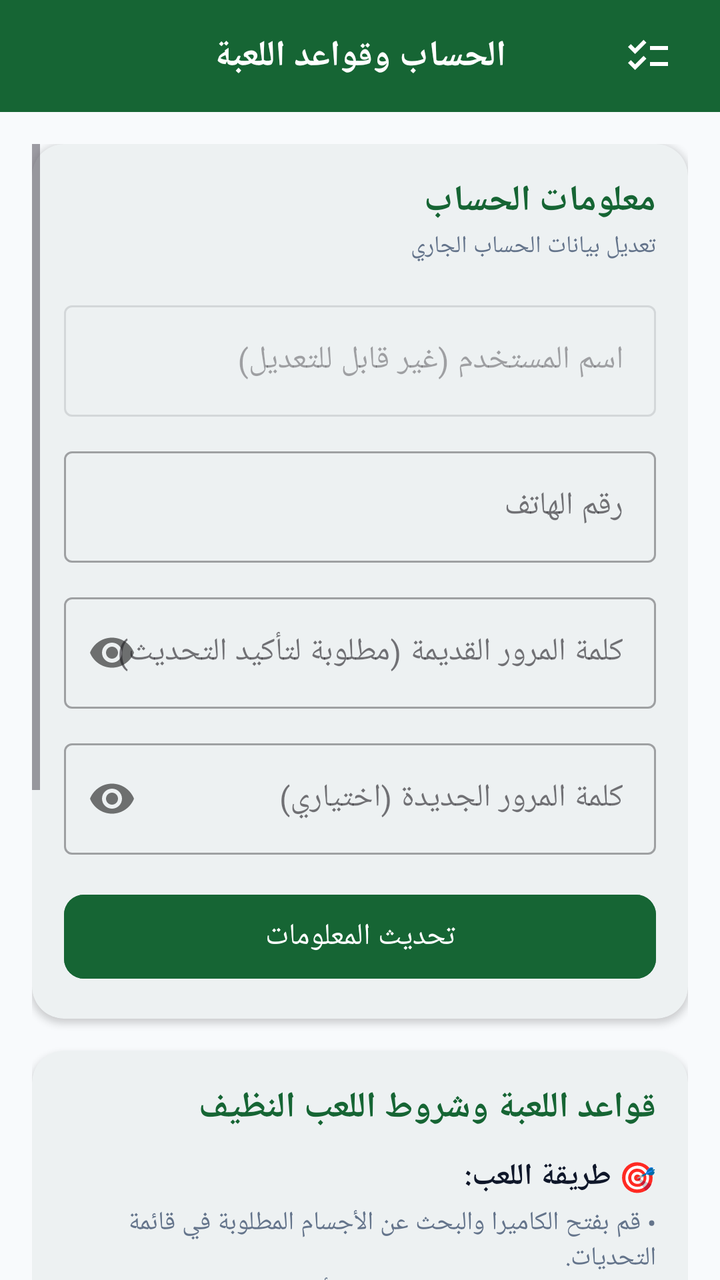
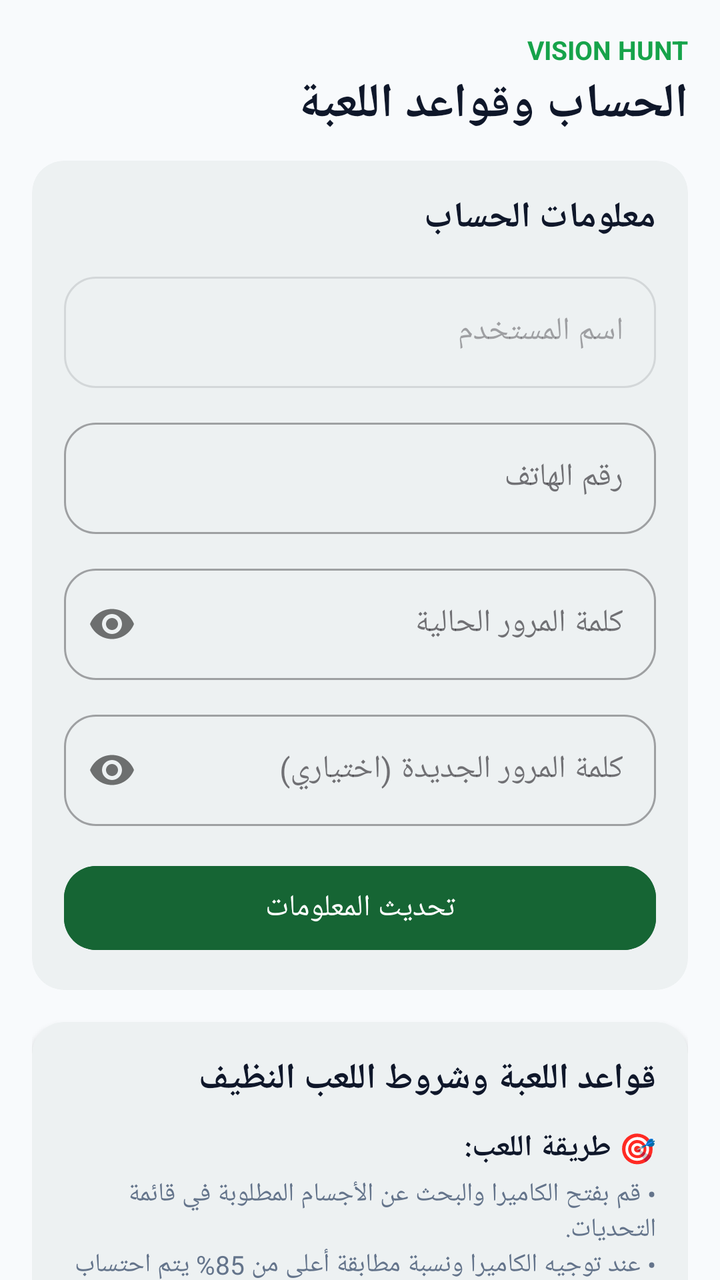

An Android layout rendered at two revisions. The XML below is the earlier revision; the diff shows what the commit changed to produce the second picture.
<!-- AndroidManifest.xml: activity theme Theme.VisionHuntOnline -->
<!-- res/layout/activity_profile.xml -->
<?xml version="1.0" encoding="utf-8"?>
<LinearLayout xmlns:android="http://schemas.android.com/apk/res/android"
    xmlns:app="http://schemas.android.com/apk/res-auto"
    android:layout_width="match_parent"
    android:layout_height="match_parent"
    android:background="@color/screen_background"
    android:fitsSystemWindows="true"
    android:layoutDirection="rtl"
    android:orientation="vertical"
    android:textDirection="rtl">

    
    <RelativeLayout
        android:layout_width="match_parent"
        android:layout_height="56dp"
        android:background="#166534"
        android:paddingHorizontal="16dp">

        <ImageButton
            android:id="@+id/btn_back"
            android:layout_width="40dp"
            android:layout_height="40dp"
            android:layout_alignParentStart="true"
            android:layout_centerVertical="true"
            android:background="?attr/selectableItemBackgroundBorderless"
            android:contentDescription="رجوع"
            android:src="@drawable/ic_checklist"
            app:tint="#FFFFFF" />

        <TextView
            android:layout_width="wrap_content"
            android:layout_height="wrap_content"
            android:layout_centerInParent="true"
            android:text="الحساب وقواعد اللعبة"
            android:textColor="#FFFFFF"
            android:textSize="18sp"
            android:textStyle="bold" />

    </RelativeLayout>

    <ScrollView
        android:layout_width="match_parent"
        android:layout_height="0dp"
        android:layout_weight="1"
        android:clipToPadding="false"
        android:padding="16dp">

        <LinearLayout
            android:layout_width="match_parent"
            android:layout_height="wrap_content"
            android:orientation="vertical">

            
            <com.google.android.material.card.MaterialCardView
                android:layout_width="match_parent"
                android:layout_height="wrap_content"
                android:layout_marginBottom="16dp"
                app:cardCornerRadius="16dp"
                app:cardElevation="2dp"
                app:strokeWidth="0dp">

                <LinearLayout
                    android:layout_width="match_parent"
                    android:layout_height="wrap_content"
                    android:orientation="vertical"
                    android:padding="16dp">

                    <TextView
                        android:layout_width="wrap_content"
                        android:layout_height="wrap_content"
                        android:text="معلومات الحساب"
                        android:textColor="#166534"
                        android:textSize="18sp"
                        android:textStyle="bold" />

                    <TextView
                        android:layout_width="wrap_content"
                        android:layout_height="wrap_content"
                        android:layout_marginTop="2dp"
                        android:layout_marginBottom="16dp"
                        android:text="تعديل بيانات الحساب الجاري"
                        android:textColor="@color/text_secondary"
                        android:textSize="12sp" />

                    
                    <com.google.android.material.textfield.TextInputLayout
                        style="@style/Widget.MaterialComponents.TextInputLayout.OutlinedBox"
                        android:layout_width="match_parent"
                        android:layout_height="wrap_content"
                        android:enabled="false"
                        android:hint="اسم المستخدم (غير قابل للتعديل)">

                        <com.google.android.material.textfield.TextInputEditText
                            android:id="@+id/et_username"
                            android:layout_width="match_parent"
                            android:layout_height="wrap_content"
                            android:focusable="false"
                            android:inputType="none"
                            android:textColor="@color/text_primary" />

                    </com.google.android.material.textfield.TextInputLayout>

                    
                    <com.google.android.material.textfield.TextInputLayout
                        style="@style/Widget.MaterialComponents.TextInputLayout.OutlinedBox"
                        android:layout_width="match_parent"
                        android:layout_height="wrap_content"
                        android:layout_marginTop="12dp"
                        android:hint="رقم الهاتف">

                        <com.google.android.material.textfield.TextInputEditText
                            android:id="@+id/et_phone"
                            android:layout_width="match_parent"
                            android:layout_height="wrap_content"
                            android:inputType="phone" />

                    </com.google.android.material.textfield.TextInputLayout>

                    
                    <com.google.android.material.textfield.TextInputLayout
                        style="@style/Widget.MaterialComponents.TextInputLayout.OutlinedBox"
                        android:layout_width="match_parent"
                        android:layout_height="wrap_content"
                        android:layout_marginTop="12dp"
                        android:hint="كلمة المرور القديمة (مطلوبة لتأكيد التحديث)"
                        app:passwordToggleEnabled="true">

                        <com.google.android.material.textfield.TextInputEditText
                            android:id="@+id/et_old_password"
                            android:layout_width="match_parent"
                            android:layout_height="wrap_content"
                            android:inputType="textPassword" />

                    </com.google.android.material.textfield.TextInputLayout>

                    
                    <com.google.android.material.textfield.TextInputLayout
                        style="@style/Widget.MaterialComponents.TextInputLayout.OutlinedBox"
                        android:layout_width="match_parent"
                        android:layout_height="wrap_content"
                        android:layout_marginTop="12dp"
                        android:hint="كلمة المرور الجديدة (اختياري)"
                        app:passwordToggleEnabled="true">

                        <com.google.android.material.textfield.TextInputEditText
                            android:id="@+id/et_new_password"
                            android:layout_width="match_parent"
                            android:layout_height="wrap_content"
                            android:inputType="textPassword" />

                    </com.google.android.material.textfield.TextInputLayout>

                    
                    <com.google.android.material.button.MaterialButton
                        android:id="@+id/btn_update_profile"
                        android:layout_width="match_parent"
                        android:layout_height="50dp"
                        android:layout_marginTop="16dp"
                        android:backgroundTint="#166534"
                        android:text="تحديث المعلومات"
                        android:textSize="15sp"
                        app:cornerRadius="10dp" />

                    <com.google.android.material.progressindicator.CircularProgressIndicator
                        android:id="@+id/progress_profile"
                        android:layout_width="wrap_content"
                        android:layout_height="wrap_content"
                        android:layout_gravity="center_horizontal"
                        android:layout_marginTop="12dp"
                        android:indeterminate="true"
                        android:visibility="gone"
                        app:indicatorColor="#166534" />

                </LinearLayout>

            </com.google.android.material.card.MaterialCardView>

            
            <com.google.android.material.card.MaterialCardView
                android:layout_width="match_parent"
                android:layout_height="wrap_content"
                android:layout_marginBottom="16dp"
                app:cardCornerRadius="16dp"
                app:cardElevation="2dp"
                app:strokeWidth="0dp">

                <LinearLayout
                    android:layout_width="match_parent"
                    android:layout_height="wrap_content"
                    android:orientation="vertical"
                    android:padding="16dp">

                    <TextView
                        android:layout_width="wrap_content"
                        android:layout_height="wrap_content"
                        android:text="قواعد اللعبة وشروط اللعب النظيف"
                        android:textColor="#166534"
                        android:textSize="18sp"
                        android:textStyle="bold" />

                    
                    <TextView
                        android:layout_width="wrap_content"
                        android:layout_height="wrap_content"
                        android:layout_marginTop="12dp"
                        android:text="🎯 طريقة اللعب:"
                        android:textColor="@color/text_primary"
                        android:textSize="15sp"
                        android:textStyle="bold" />

                    <TextView
                        android:layout_width="wrap_content"
                        android:layout_height="wrap_content"
                        android:layout_marginTop="4dp"
                        android:text="• قم بفتح الكاميرا والبحث عن الأجسام المطلوبة في قائمة التحديات.\n• عند توجيه الكاميرا ونسبة مطابقة أعلى من 85% يتم احتساب النقاط وتوثيق المهمة بالتقاط صورة تلقائية."
                        android:textColor="@color/text_secondary"
                        android:textSize="13sp" />

                    
                    <TextView
                        android:layout_width="wrap_content"
                        android:layout_height="wrap_content"
                        android:layout_marginTop="14dp"
                        android:text="🚫 شروط اللعب النظيف والممنوعات:"
                        android:textColor="#B91C1C"
                        android:textSize="15sp"
                        android:textStyle="bold" />

                    <TextView
                        android:layout_width="wrap_content"
                        android:layout_height="wrap_content"
                        android:layout_marginTop="4dp"
                        android:text="• يُمنع منعاً باتاً تصوير الأجسام من شاشات الأجهزة الإلكترونية (هواتف، حواسيب، تلفاز).\n• يُمنع تصوير الكتب، المجلات، أو الصور المطبوعة لإكمال التحديات.\n• يجب تصوير الأجسام الحقيقية الموجودة في واقع البيئة المحيطة بك فقط."
                        android:textColor="@color/text_secondary"
                        android:textSize="13sp" />

                    
                    <com.google.android.material.card.MaterialCardView
                        android:layout_width="match_parent"
                        android:layout_height="wrap_content"
                        android:layout_marginTop="16dp"
                        app:cardBackgroundColor="#FEF2F2"
                        app:cardCornerRadius="12dp"
                        app:cardElevation="0dp"
                        app:strokeColor="#FCA5A5"
                        app:strokeWidth="1dp">

                        <LinearLayout
                            android:layout_width="match_parent"
                            android:layout_height="wrap_content"
                            android:orientation="vertical"
                            android:padding="12dp">

                            <TextView
                                android:layout_width="wrap_content"
                                android:layout_height="wrap_content"
                                android:text="⚠️ تنبيه مهم حول المزامنة والتحقق:"
                                android:textColor="#991B1B"
                                android:textSize="14sp"
                                android:textStyle="bold" />

                            <TextView
                                android:layout_width="wrap_content"
                                android:layout_height="wrap_content"
                                android:layout_marginTop="4dp"
                                android:text="جميع الصور التي يتم حفظها محلياً في الهاتف عند اكتشاف الأشياء يتم إرسالها ومزامنتها مع السيرفر للتحقق من مصداقيتها ومراجعة العينات لمنع الغش. قد يتعرض الحساب للمراجعة أو الحظر في حال كشف صور مخالفة."
                                android:textColor="#7F1D1D"
                                android:textSize="12sp" />

                        </LinearLayout>

                    </com.google.android.material.card.MaterialCardView>

                </LinearLayout>

            </com.google.android.material.card.MaterialCardView>

            
            <com.google.android.material.button.MaterialButton
                android:id="@+id/btn_logout"
                style="@style/Widget.MaterialComponents.Button.OutlinedButton"
                android:layout_width="match_parent"
                android:layout_height="52dp"
                android:layout_marginBottom="24dp"
                android:strokeColor="#DC2626"
                android:text="تسجيل الخروج"
                android:textColor="#DC2626"
                android:textSize="15sp"
                app:cornerRadius="12dp" />

        </LinearLayout>

    </ScrollView>

</LinearLayout>
<!-- resources referenced by this layout -->
<resources>
  <color name="screen_background">#F8FAFC</color>
  <color name="text_primary">#0F172A</color>
  <color name="text_secondary">#64748B</color>
  <!-- drawable ic_checklist (drawable) -->
  <vector xmlns:android="http://schemas.android.com/apk/res/android"
      android:width="24dp"
      android:height="24dp"
      android:viewportWidth="24"
      android:viewportHeight="24">
      <path
          android:fillColor="#FF000000"
          android:pathData="M22,7h-9v2h9V7zM22,15h-9v2h9V15zM5.54,11L2,7.46l1.41,-1.41l2.12,2.12l4.24,-4.24l1.41,1.41L5.54,11zM5.54,19L2,15.46l1.41,-1.41l2.12,2.12l4.24,-4.24l1.41,1.41L5.54,19z" />
  </vector>
  <style name="Theme.VisionHuntOnline" parent="Theme.Material3.DayNight.NoActionBar">
          <item name="colorPrimary">#16A34A</item>
          <item name="colorPrimaryVariant">#166534</item>
          <item name="colorOnPrimary">#FFFFFF</item>
          <item name="colorSecondary">#16A34A</item>
          <item name="colorOnSecondary">#FFFFFF</item>
          <item name="android:windowBackground">@color/screen_background</item>
          <item name="android:statusBarColor">@color/screen_background</item>
          <item name="android:windowLightStatusBar">true</item>
          <item name="android:navigationBarColor">@color/bottom_nav_background</item>
          <item name="android:windowLightNavigationBar">true</item>
      </style>
  <color name="bottom_nav_background">#FFFFFF</color>
</resources>

<!-- the commit's change to res/layout/activity_profile.xml (unified diff, before → after) -->
@@ -9,46 +9,38 @@
     android:orientation="vertical"
     android:textDirection="rtl">
 
-    
-    <RelativeLayout
-        android:layout_width="match_parent"
-        android:layout_height="56dp"
-        android:background="#166534"
-        android:paddingHorizontal="16dp">
-
-        <ImageButton
-            android:id="@+id/btn_back"
-            android:layout_width="40dp"
-            android:layout_height="40dp"
-            android:layout_alignParentStart="true"
-            android:layout_centerVertical="true"
-            android:background="?attr/selectableItemBackgroundBorderless"
-            android:contentDescription="رجوع"
-            android:src="@drawable/ic_checklist"
-            app:tint="#FFFFFF" />
-
-        <TextView
-            android:layout_width="wrap_content"
-            android:layout_height="wrap_content"
-            android:layout_centerInParent="true"
-            android:text="الحساب وقواعد اللعبة"
-            android:textColor="#FFFFFF"
-            android:textSize="18sp"
-            android:textStyle="bold" />
-
-    </RelativeLayout>
-
     <ScrollView
         android:layout_width="match_parent"
-        android:layout_height="0dp"
-        android:layout_weight="1"
+        android:layout_height="match_parent"
         android:clipToPadding="false"
-        android:padding="16dp">
+        android:padding="16dp"
+        android:scrollbars="none">
 
         <LinearLayout
             android:layout_width="match_parent"
             android:layout_height="wrap_content"
             android:orientation="vertical">
+
+            
+            <TextView
+                android:layout_width="wrap_content"
+                android:layout_height="wrap_content"
+                android:layout_gravity="start"
+                android:text="VISION HUNT"
+                android:textColor="#16A34A"
+                android:textSize="13sp"
+                android:textStyle="bold" />
+
+            <TextView
+                android:layout_width="wrap_content"
+                android:layout_height="wrap_content"
+                android:layout_gravity="start"
+                android:layout_marginTop="2dp"
+                android:layout_marginBottom="12dp"
+                android:text="الحساب وقواعد اللعبة"
+                android:textColor="@color/text_primary"
+                android:textSize="24sp"
+                android:textStyle="bold" />
 
             
             <com.google.android.material.card.MaterialCardView
@@ -68,27 +60,23 @@
                     <TextView
                         android:layout_width="wrap_content"
                         android:layout_height="wrap_content"
+                        android:layout_marginBottom="12dp"
                         android:text="معلومات الحساب"
-                        android:textColor="#166534"
+                        android:textColor="@color/text_primary"
                         android:textSize="18sp"
                         android:textStyle="bold" />
 
-                    <TextView
-                        android:layout_width="wrap_content"
-                        android:layout_height="wrap_content"
-                        android:layout_marginTop="2dp"
-                        android:layout_marginBottom="16dp"
-                        android:text="تعديل بيانات الحساب الجاري"
-                        android:textColor="@color/text_secondary"
-                        android:textSize="12sp" />
-
                     
                     <com.google.android.material.textfield.TextInputLayout
                         style="@style/Widget.MaterialComponents.TextInputLayout.OutlinedBox"
                         android:layout_width="match_parent"
                         android:layout_height="wrap_content"
                         android:enabled="false"
-                        android:hint="اسم المستخدم (غير قابل للتعديل)">
+                        android:hint="اسم المستخدم"
+                        app:boxCornerRadiusBottomEnd="16dp"
+                        app:boxCornerRadiusBottomStart="16dp"
+                        app:boxCornerRadiusTopEnd="16dp"
+                        app:boxCornerRadiusTopStart="16dp">
 
                         <com.google.android.material.textfield.TextInputEditText
                             android:id="@+id/et_username"
@@ -106,7 +94,11 @@
                         android:layout_width="match_parent"
                         android:layout_height="wrap_content"
                         android:layout_marginTop="12dp"
-                        android:hint="رقم الهاتف">
+                        android:hint="رقم الهاتف"
+                        app:boxCornerRadiusBottomEnd="16dp"
+                        app:boxCornerRadiusBottomStart="16dp"
+                        app:boxCornerRadiusTopEnd="16dp"
+                        app:boxCornerRadiusTopStart="16dp">
 
                         <com.google.android.material.textfield.TextInputEditText
                             android:id="@+id/et_phone"
@@ -122,7 +114,11 @@
                         android:layout_width="match_parent"
                         android:layout_height="wrap_content"
                         android:layout_marginTop="12dp"
-                        android:hint="كلمة المرور القديمة (مطلوبة لتأكيد التحديث)"
+                        android:hint="كلمة المرور الحالية"
+                        app:boxCornerRadiusBottomEnd="16dp"
+                        app:boxCornerRadiusBottomStart="16dp"
+                        app:boxCornerRadiusTopEnd="16dp"
+                        app:boxCornerRadiusTopStart="16dp"
                         app:passwordToggleEnabled="true">
 
                         <com.google.android.material.textfield.TextInputEditText
@@ -140,6 +136,10 @@
                         android:layout_height="wrap_content"
                         android:layout_marginTop="12dp"
                         android:hint="كلمة المرور الجديدة (اختياري)"
+                        app:boxCornerRadiusBottomEnd="16dp"
+                        app:boxCornerRadiusBottomStart="16dp"
+                        app:boxCornerRadiusTopEnd="16dp"
+                        app:boxCornerRadiusTopStart="16dp"
                         app:passwordToggleEnabled="true">
 
                         <com.google.android.material.textfield.TextInputEditText
@@ -159,7 +159,7 @@
                         android:backgroundTint="#166534"
                         android:text="تحديث المعلومات"
                         android:textSize="15sp"
-                        app:cornerRadius="10dp" />
+                        app:cornerRadius="16dp" />
 
                     <com.google.android.material.progressindicator.CircularProgressIndicator
                         android:id="@+id/progress_profile"
@@ -194,7 +194,7 @@
                         android:layout_width="wrap_content"
                         android:layout_height="wrap_content"
                         android:text="قواعد اللعبة وشروط اللعب النظيف"
-                        android:textColor="#166534"
+                        android:textColor="@color/text_primary"
                         android:textSize="18sp"
                         android:textStyle="bold" />
 
@@ -233,43 +233,6 @@
                         android:text="• يُمنع منعاً باتاً تصوير الأجسام من شاشات الأجهزة الإلكترونية (هواتف، حواسيب، تلفاز).\n• يُمنع تصوير الكتب، المجلات، أو الصور المطبوعة لإكمال التحديات.\n• يجب تصوير الأجسام الحقيقية الموجودة في واقع البيئة المحيطة بك فقط."
                         android:textColor="@color/text_secondary"
                         android:textSize="13sp" />
-
-                    
-                    <com.google.android.material.card.MaterialCardView
-                        android:layout_width="match_parent"
-                        android:layout_height="wrap_content"
-                        android:layout_marginTop="16dp"
-                        app:cardBackgroundColor="#FEF2F2"
-                        app:cardCornerRadius="12dp"
-                        app:cardElevation="0dp"
-                        app:strokeColor="#FCA5A5"
-                        app:strokeWidth="1dp">
-
-                        <LinearLayout
-                            android:layout_width="match_parent"
-                            android:layout_height="wrap_content"
-                            android:orientation="vertical"
-                            android:padding="12dp">
-
-                            <TextView
-                                android:layout_width="wrap_content"
-                                android:layout_height="wrap_content"
-                                android:text="⚠️ تنبيه مهم حول المزامنة والتحقق:"
-                                android:textColor="#991B1B"
-                                android:textSize="14sp"
-                                android:textStyle="bold" />
-
-                            <TextView
-                                android:layout_width="wrap_content"
-                                android:layout_height="wrap_content"
-                                android:layout_marginTop="4dp"
-                                android:text="جميع الصور التي يتم حفظها محلياً في الهاتف عند اكتشاف الأشياء يتم إرسالها ومزامنتها مع السيرفر للتحقق من مصداقيتها ومراجعة العينات لمنع الغش. قد يتعرض الحساب للمراجعة أو الحظر في حال كشف صور مخالفة."
-                                android:textColor="#7F1D1D"
-                                android:textSize="12sp" />
-
-                        </LinearLayout>
-
-                    </com.google.android.material.card.MaterialCardView>
 
                 </LinearLayout>
 
@@ -286,7 +249,7 @@
                 android:text="تسجيل الخروج"
                 android:textColor="#DC2626"
                 android:textSize="15sp"
-                app:cornerRadius="12dp" />
+                app:cornerRadius="16dp" />
 
         </LinearLayout>
 
<!-- resource entries referenced after the edit -->
@@ -3,16 +3,6 @@
   <color name="screen_background">#F8FAFC</color>
   <color name="text_primary">#0F172A</color>
   <color name="text_secondary">#64748B</color>
-  <!-- drawable ic_checklist (drawable) -->
-  <vector xmlns:android="http://schemas.android.com/apk/res/android"
-      android:width="24dp"
-      android:height="24dp"
-      android:viewportWidth="24"
-      android:viewportHeight="24">
-      <path
-          android:fillColor="#FF000000"
-          android:pathData="M22,7h-9v2h9V7zM22,15h-9v2h9V15zM5.54,11L2,7.46l1.41,-1.41l2.12,2.12l4.24,-4.24l1.41,1.41L5.54,11zM5.54,19L2,15.46l1.41,-1.41l2.12,2.12l4.24,-4.24l1.41,1.41L5.54,19z" />
-  </vector>
   <style name="Theme.VisionHuntOnline" parent="Theme.Material3.DayNight.NoActionBar">
           <item name="colorPrimary">#16A34A</item>
           <item name="colorPrimaryVariant">#166534</item>
